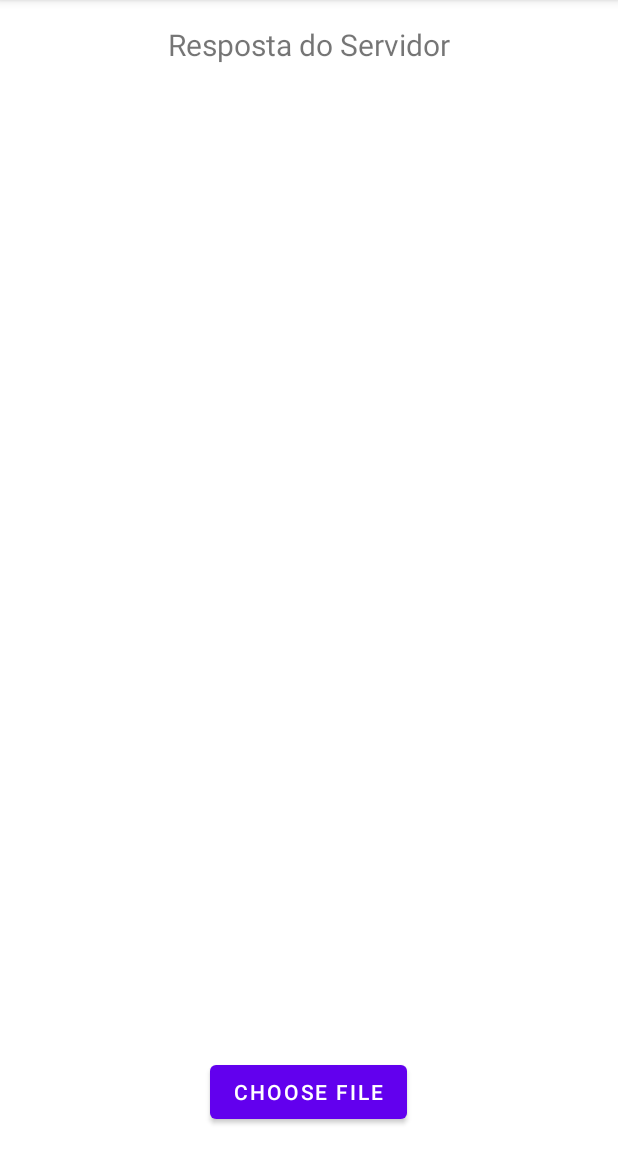
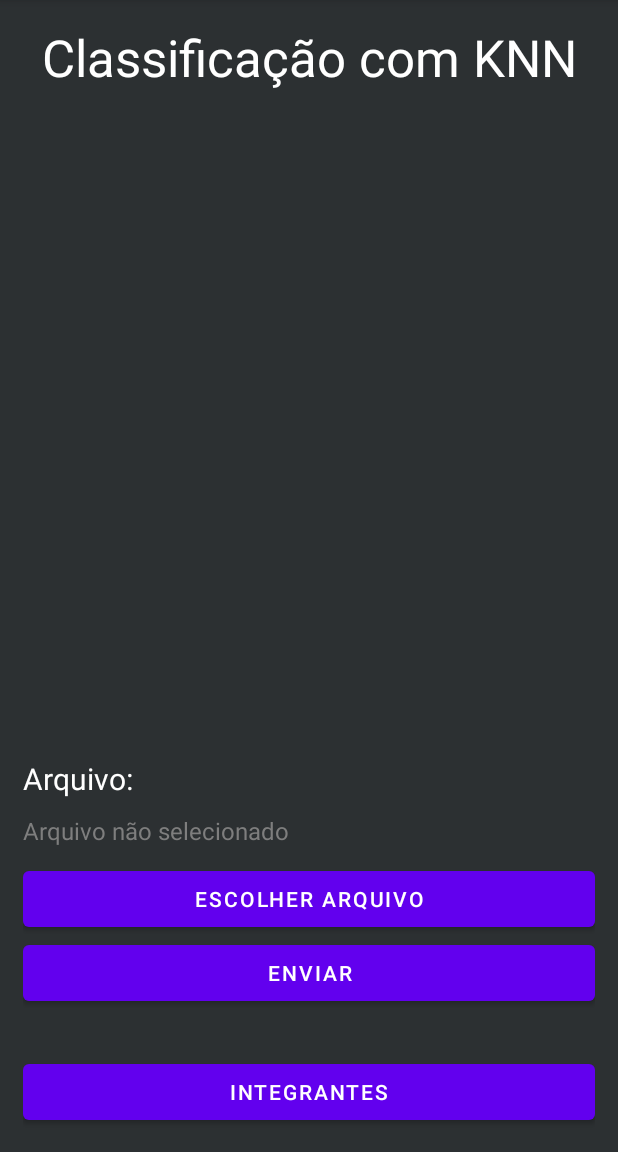
Before and after one commit to jpdante/Projeto-IA, an Android app: the screen it shows after launch (MainActivity), on a phone screen of 412 x 824 dp, the part 84-1236 px from its top. Run offline under Robolectric (Android 15) with nearby library versions, the phone set to English and light mode, and no system bars.

Commit message:
Adiciona telas e muda design

```diff
--- a/Aplicativo/app/build.gradle
+++ b/Aplicativo/app/build.gradle
@@ -36,4 +36,5 @@ dependencies {
     testImplementation 'junit:junit:4.13.2'
     androidTestImplementation 'androidx.test.ext:junit:1.1.4'
     androidTestImplementation 'androidx.test.espresso:espresso-core:3.5.0'
+    implementation 'com.android.volley:volley:1.2.1'
 }
--- a/Aplicativo/app/src/main/res/layout/activity_main.xml
+++ b/Aplicativo/app/src/main/res/layout/activity_main.xml
@@ -4,38 +4,76 @@
     xmlns:tools="http://schemas.android.com/tools"
     android:layout_width="match_parent"
     android:layout_height="match_parent"
+    android:background="#2C3032"
     tools:context=".MainActivity">
 
-    <Button
-        android:id="@+id/button"
-        android:layout_width="wrap_content"
+    <TextView
+        android:id="@+id/titleText"
+        android:layout_width="match_parent"
         android:layout_height="wrap_content"
-        android:layout_marginBottom="16dp"
-        android:text="Choose File"
-        app:layout_constraintBottom_toBottomOf="parent"
-        app:layout_constraintEnd_toEndOf="parent"
-        app:layout_constraintHorizontal_bias="0.498"
-        app:layout_constraintStart_toStartOf="parent" />
-
-    <TextView
-        android:id="@+id/textView"
-        android:layout_width="wrap_content"
-        android:layout_height="wrap_content"
-        android:layout_marginTop="16dp"
-        android:text="Resposta do Servidor"
-        android:textSize="20sp"
+        android:layout_marginStart="15dp"
+        android:layout_marginTop="15dp"
+        android:layout_marginEnd="15dp"
+        android:foregroundTint="#6A4B4B"
+        android:text="Classificação com KNN"
+        android:textAlignment="center"
+        android:textColor="#FFFFFF"
+        android:textSize="34sp"
         app:layout_constraintEnd_toEndOf="parent"
         app:layout_constraintStart_toStartOf="parent"
         app:layout_constraintTop_toTopOf="parent" />
 
-    <ImageView
-        android:id="@+id/imageView"
-        android:layout_width="385dp"
-        android:layout_height="589dp"
-        android:layout_marginTop="64dp"
+    <LinearLayout
+        android:id="@+id/linearLayout"
+        android:layout_width="0dp"
+        android:layout_height="wrap_content"
+        android:layout_marginStart="15dp"
+        android:layout_marginEnd="15dp"
+        android:layout_marginBottom="15dp"
+        android:orientation="vertical"
+        app:layout_constraintBottom_toBottomOf="parent"
         app:layout_constraintEnd_toEndOf="parent"
-        app:layout_constraintStart_toStartOf="parent"
-        app:layout_constraintTop_toTopOf="parent"
-        tools:srcCompat="@tools:sample/avatars" />
+        app:layout_constraintStart_toStartOf="parent">
+
+        <TextView
+            android:id="@+id/textView"
+            android:layout_width="match_parent"
+            android:layout_height="wrap_content"
+            android:foregroundTint="#6A4B4B"
+            android:text="Arquivo:"
+            android:textColor="#FFFFFF"
+            android:textSize="20sp" />
+
+        <TextView
+            android:id="@+id/textView2"
+            android:layout_width="match_parent"
+            android:layout_height="wrap_content"
+            android:layout_marginTop="10dp"
+            android:text="Arquivo não selecionado"
+            android:textColor="#7E7E7E"
+            android:textSize="16sp" />
+
+        <Button
+            android:id="@+id/selectFileBtn"
+            android:layout_width="match_parent"
+            android:layout_height="49dp"
+            android:layout_marginTop="10dp"
+            android:text="Escolher Arquivo" />
+
+        <Button
+            android:id="@+id/uploadFileBtn"
+            android:layout_width="match_parent"
+            android:layout_height="49dp"
+            android:text="Enviar" />
+
+        <Button
+            android:id="@+id/showMembersBtn"
+            android:layout_width="match_parent"
+            android:layout_height="49dp"
+            android:layout_marginTop="30dp"
+            android:onClick="openMembers"
+            android:text="Integrantes" />
+
+    </LinearLayout>
 
 </androidx.constraintlayout.widget.ConstraintLayout>
```
Also changed, not shown: Aplicativo/app/src/main/AndroidManifest.xml (+15 -0 lines), Aplicativo/app/src/main/java/com/projetoia/MainActivity.java (+8 -0 lines), Aplicativo/app/src/main/java/com/projetoia/MembersActivity.java (added, +20 -0 lines), Aplicativo/app/src/main/java/com/projetoia/ResponseActivity.java (added, +14 -0 lines), Aplicativo/app/src/main/res/layout/activity_members.xml (added, +106 -0 lines), Aplicativo/app/src/main/res/layout/activity_response.xml (added, +8 -0 lines).
